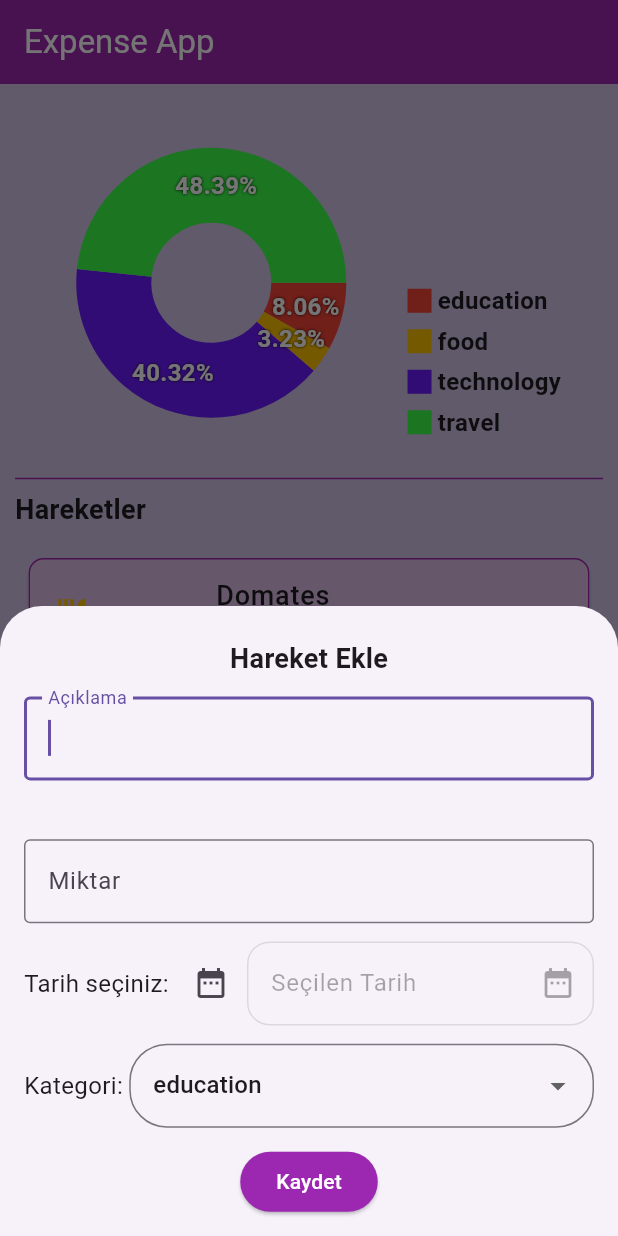
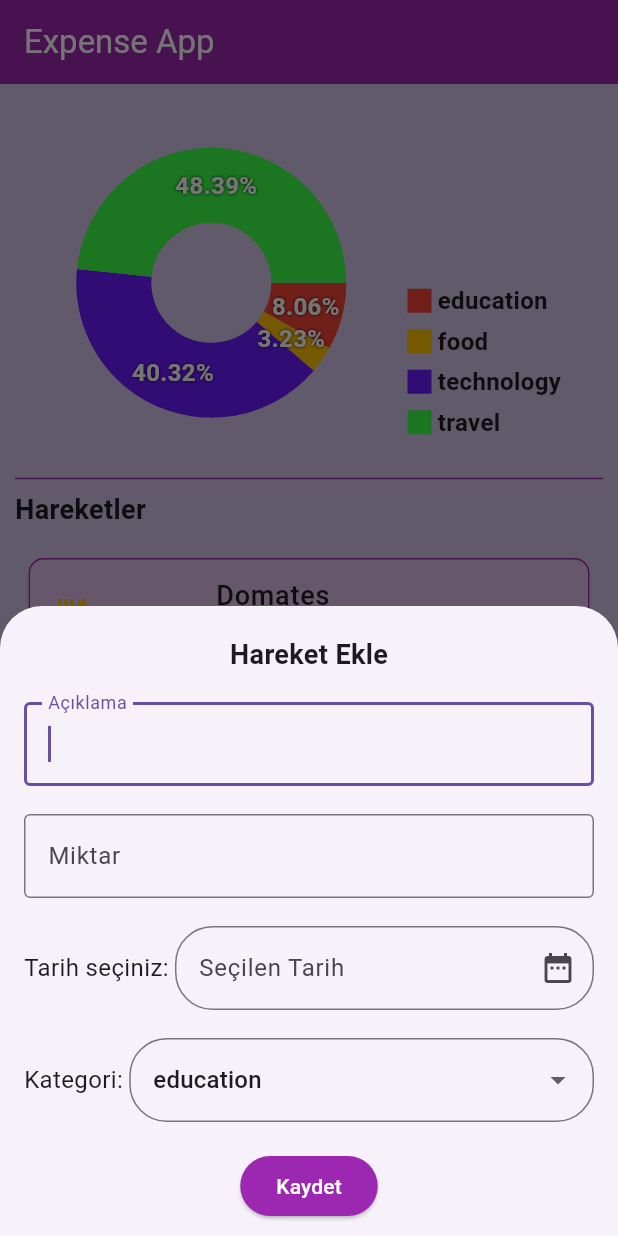
Before and after one commit to boratzn/Tobeto, a Flutter app: the screen it shows after launch, after a tap on the "add" icon, on a phone screen of 412 x 824 dp. Run offline on Flutter 3.47's test engine with Material 2 defaults, Android fonts, the phone set to English and light mode, and no system bars; drawn by our look-alikes of fl_chart.

Commit message:
son değişiklikler

```diff
--- a/expense_app/lib/pages/expense_list_page.dart
+++ b/expense_app/lib/pages/expense_list_page.dart
@@ -74,7 +74,7 @@ class _ExpenseListPageState extends State<ExpenseListPage> {
                   child: SizedBox(
                     height: 410,
                     child: Column(
-                      mainAxisAlignment: MainAxisAlignment.spaceEvenly,
+                      mainAxisAlignment: MainAxisAlignment.spaceAround,
                       children: [
                         const Text(
                           "Hareket Ekle",
@@ -90,9 +90,6 @@ class _ExpenseListPageState extends State<ExpenseListPage> {
                                 borderSide: BorderSide(color: Colors.purple)),
                             labelText: "Açıklama",
                           ),
-                        ),
-                        const SizedBox(
-                          height: 15,
                         ),
                         //*********************MİKTAR********************** */
                         TextField(
@@ -113,9 +110,20 @@ class _ExpenseListPageState extends State<ExpenseListPage> {
                               "Tarih seçiniz: ",
                               style: TextStyle(fontSize: 16),
                             ),
-                            IconButton(
+                            Expanded(
+                              child: TextField(
+                                controller: _controllerDate,
+                                decoration: InputDecoration(
+                                    border: OutlineInputBorder(
+                                      borderRadius: BorderRadius.circular(25),
+                                      borderSide: const BorderSide(
+                                        color: Colors.purple,
+                                      ),
+                                    ),
+                                    suffixIcon: IconButton(
                                         onPressed: () async {
-                                  final DateTime? dt = await showDatePicker(
+                                          final DateTime? dt =
+                                              await showDatePicker(
                                                   context: context,
                                                   initialDate: DateTime.now(),
                                                   firstDate: DateTime(1900),
@@ -124,27 +132,15 @@ class _ExpenseListPageState extends State<ExpenseListPage> {
                                           if (dt != null) {
                                             setState(() {
                                               selectedDate = dt;
-                                      _controllerDate.text = DateFormat('d/M/y')
+                                              _controllerDate.text =
+                                                  DateFormat('d/M/y')
                                                       .format(selectedDate!)
                                                       .toString();
                                             });
                                           }
                                         },
                                         icon: const Icon(Icons.date_range)),
-                            Expanded(
-                              child: TextField(
-                                controller: _controllerDate,
-                                decoration: InputDecoration(
-                                    border: OutlineInputBorder(
-                                      borderRadius: BorderRadius.circular(15),
-                                      borderSide: const BorderSide(
-                                        color: Colors.purple,
-                                      ),
-                                    ),
-                                    suffixIcon: const Icon(
-                                      Icons.date_range,
-                                    ),
-                                    enabled: false,
+                                    //enabled: false,
                                     labelText: "Seçilen Tarih",
                                     hintText: selectedDate.toString()),
                               ),
@@ -162,7 +158,7 @@ class _ExpenseListPageState extends State<ExpenseListPage> {
                                 decoration: InputDecoration(
                                     border: OutlineInputBorder(
                                         borderRadius: BorderRadius.circular(25),
-                                        borderSide: BorderSide(
+                                        borderSide: const BorderSide(
                                           color: Colors.purple,
                                         ))),
                                 isExpanded: true,
```
Lines whose indentation alone changed are shown as unchanged.
